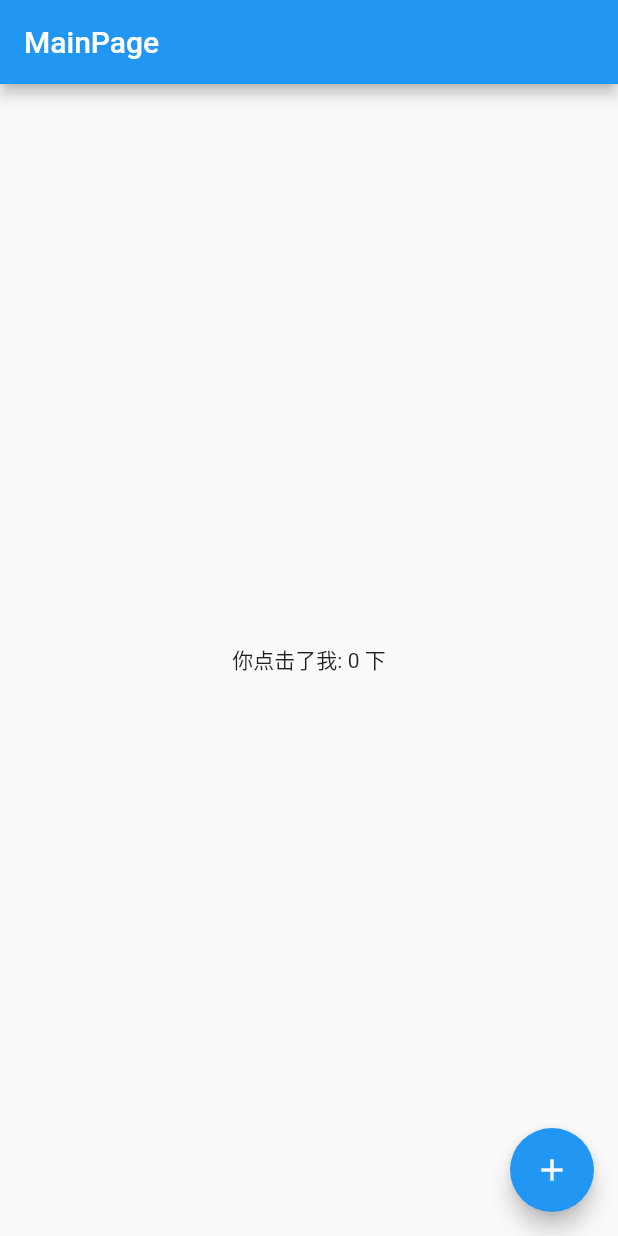
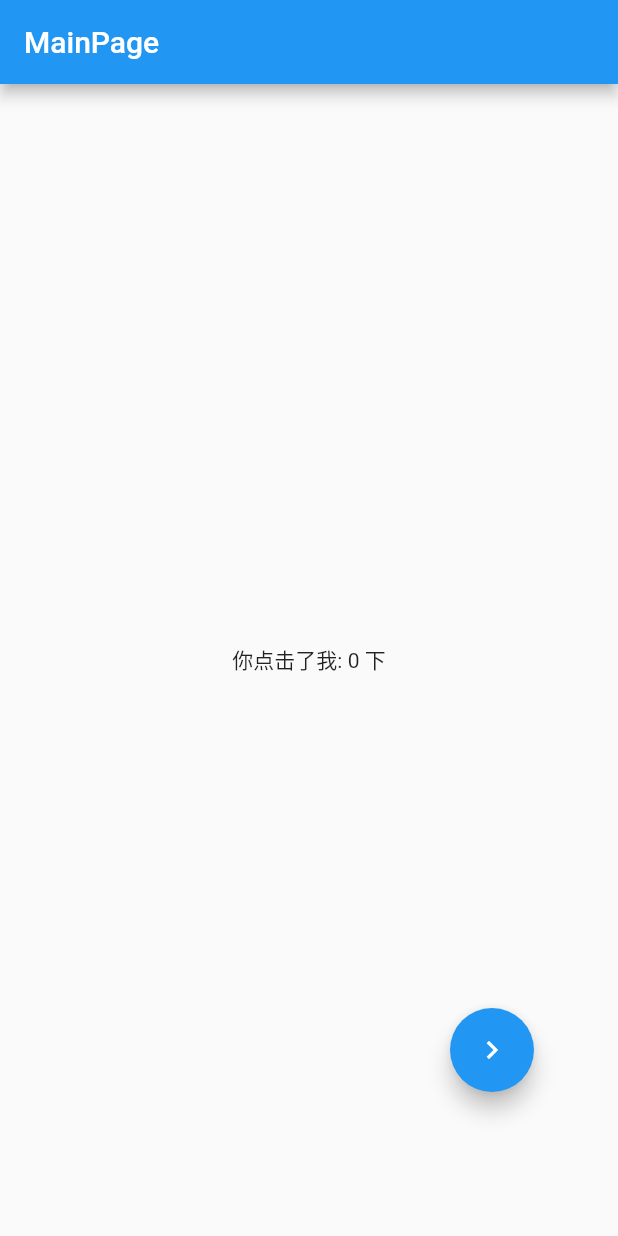
Before and after one commit to Andy888888/bloc, a Flutter app: the screen it shows after launch, on a phone screen of 412 x 824 dp. Run offline on Flutter 3.47's test engine with Material 2 defaults, Android fonts, the phone set to English and light mode, and no system bars; our stand-ins replace dio; missing offline and left inert: stark.

Commit message:
update demo

```diff
--- /dev/null
+++ b/bloc_flutter/lib/bloc_provider/impl/page.dart
@@ -0,0 +1,44 @@
+import 'package:bloc_flutter/bloc_provider/bloc_provider.dart';
+import 'package:bloc_flutter/page/property/bloc.dart';
+import 'package:bloc_flutter/page/property/page.dart';
+import 'package:flutter/material.dart';
+import 'bloc.dart';
+
+/// @description Provider方式的页面
+///
+/// @author 燕文强
+///
+/// @date 2020/7/14
+class MainPage extends StatelessWidget {
+  @override
+  Widget build(BuildContext context) {
+    final MainBloc bloc = BlocProvider.of<MainBloc>(context);
+    return Scaffold(
+      appBar: AppBar(
+        title: Text('MainPage'),
+      ),
+      body: SafeArea(
+        child: Center(
+          child: StreamBuilder<int>(
+            stream: bloc.stream,
+            initialData: 0,
+            builder: (BuildContext context, AsyncSnapshot<int> snapshot) {
+              return Text('你点击了我: ${snapshot.data} 下');
+            },
+          ),
+        ),
+      ),
+      floatingActionButton:
+          Container(
+            margin: EdgeInsets.only(bottom: 80,right: 40),
+            child: FloatingActionButton(
+              child: Icon(Icons.navigate_next),
+              onPressed: () {
+                bloc.plus();
+                Navigator.push(context, MaterialPageRoute(builder: (context) => Scaffold(body: PropertyPage('房源列表', PropertyBloc()))));
+              },
+            ),
+          ),
+    );
+  }
+}
--- a/bloc_flutter/lib/main.dart
+++ b/bloc_flutter/lib/main.dart
@@ -1,7 +1,7 @@
-import 'package:bloc_flutter/page/main/bloc.dart';
-import 'package:bloc_flutter/page/main/page.dart';
 import 'package:flutter/material.dart';
 import 'bloc_provider/bloc_provider.dart';
+import 'bloc_provider/impl/bloc.dart';
+import 'bloc_provider/impl/page.dart';
 
 void main() => runApp(App());
 
@@ -9,7 +9,6 @@ class App extends StatelessWidget {
   @override
   Widget build(BuildContext context) {
     return MaterialApp(
-//      home: FuturePage(),
       home: BlocProvider<MainBloc>(bloc: MainBloc(), child: MainPage()),
     );
   }
--- a/bloc_flutter/lib/page/main/page.dart
+++ /dev/null
@@ -1,38 +0,0 @@
-import 'package:bloc_flutter/bloc_provider/bloc_provider.dart';
-import 'package:bloc_flutter/page/property/bloc.dart';
-import 'package:bloc_flutter/page/property/page.dart';
-import 'package:flutter/material.dart';
-import 'bloc.dart';
-
-/// @description Provider方式的页面
-///
-/// @author 燕文强
-///
-/// @date 2020/7/14
-class MainPage extends StatelessWidget {
-  @override
-  Widget build(BuildContext context) {
-    final MainBloc bloc = BlocProvider.of<MainBloc>(context);
-    return Scaffold(
-      appBar: AppBar(
-        title: Text('MainPage'),
-      ),
-      body: Center(
-        child: StreamBuilder<int>(
-          stream: bloc.stream,
-          initialData: 0,
-          builder: (BuildContext context, AsyncSnapshot<int> snapshot) {
-            return Text('你点击了我: ${snapshot.data} 下');
-          },
-        ),
-      ),
-      floatingActionButton: FloatingActionButton(
-        child: Icon(Icons.add),
-        onPressed: () {
-          bloc.plus();
-          Navigator.push(context, MaterialPageRoute(builder: (context) => Scaffold(body: PropertyPage('房源列表', PropertyBloc()))));
-        },
-      ),
-    );
-  }
-}
--- a/bloc_flutter/lib/page/property/bloc.dart
+++ b/bloc_flutter/lib/page/property/bloc.dart
@@ -25,9 +25,9 @@ class PropertyBloc extends APlusBloc {
   void retry() {
     logFormat('重试');
     Future.delayed(Duration(seconds: 1), () {
-//      controller.add(StateBo<String>('获取到120条房源'));
+      controller.add(StateBo<String>('获取到120条房源'));
 //      controller.add(StateBo.noData());
-      controller.add(StateBo.noNetwork());
+//      controller.add(StateBo.noNetwork());
     });
   }
 }
```
Also changed, not shown: bloc_flutter/lib/page/future/page.dart (deleted, +0 -62 lines), bloc_flutter/lib/page/property/page.dart (+31 -11 lines), bloc_flutter/lib/bloc_provider/impl/bloc.dart (renamed from bloc_flutter/lib/page/main/bloc.dart), bloc_flutter/pubspec.lock, 1 other file.
